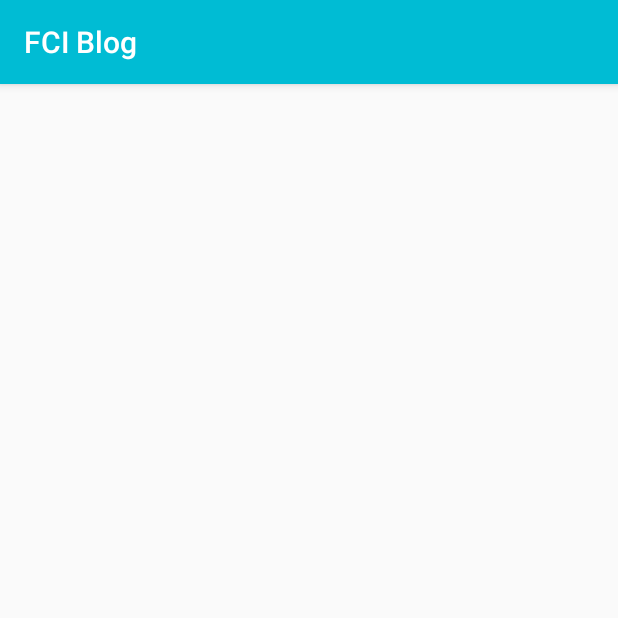
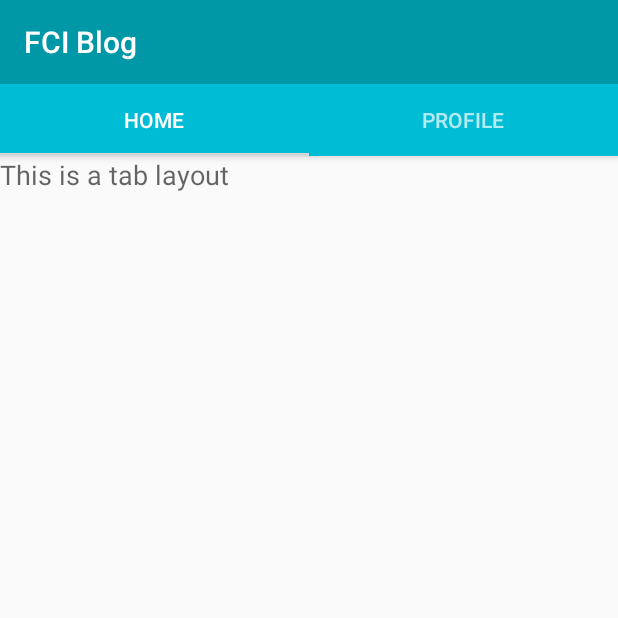
Before and after one commit to Abdelsattar/FCIblog, an Android app: the HomeActivity screen opened directly, with no data from a screen before it, on a phone screen of 412 x 824 dp, the top half of it. Run offline under Robolectric (Android 15) with nearby library versions, the phone set to English and light mode, and no system bars; our stand-ins replace ButterKnife.

Commit message:
Steup Home Tabs

```diff
--- a/app/build.gradle
+++ b/app/build.gradle
@@ -28,6 +28,9 @@ dependencies {
     compile 'com.jakewharton:butterknife:8.4.0'
     apt 'com.jakewharton:butterknife-compiler:8.4.0'
     compile 'com.github.dmytrodanylyk.circular-progress-button:library:1.1.3'
-
+    compile ('com.github.florent37:materialviewpager:1.2.0@aar'){
+        transitive = true
+    }
+    compile 'com.android.support:design:24.2.1'
 
 }
--- /dev/null
+++ b/app/src/main/java/com/sattar/fciblog/Fragments/ProfileFragment.java
@@ -0,0 +1,20 @@
+package com.sattar.fciblog.Fragments;
+
+import android.os.Bundle;
+import android.support.v4.app.Fragment;
+import android.view.LayoutInflater;
+import android.view.View;
+import android.view.ViewGroup;
+
+import com.sattar.fciblog.R;
+
+
+/**
+ * Created by sattar on 19/09/16.
+ */
+public class ProfileFragment extends Fragment {
+    @Override
+    public View onCreateView(LayoutInflater inflater, ViewGroup container, Bundle savedInstanceState) {
+        return inflater.inflate(R.layout.fragment_profile,container, false);
+    }
+}
--- /dev/null
+++ b/app/src/main/java/com/sattar/fciblog/Helpers/ViewPagerAdapter.java
@@ -0,0 +1,41 @@
+package com.sattar.fciblog.Helpers;
+
+import android.support.v4.app.Fragment;
+import android.support.v4.app.FragmentManager;
+import android.support.v4.app.FragmentPagerAdapter;
+
+import java.util.ArrayList;
+import java.util.List;
+
+/**
+ * Created by sattar on 19/09/16.
+ */
+public class ViewPagerAdapter  extends FragmentPagerAdapter {
+    private final List<Fragment> mFragmentList = new ArrayList<>();
+    private final List<String> mFragmentTitleList = new ArrayList<>();
+
+    public ViewPagerAdapter(FragmentManager manager) {
+        super(manager);
+    }
+
+    @Override
+    public Fragment getItem(int position) {
+        return mFragmentList.get(position);
+    }
+
+    @Override
+    public int getCount() {
+        return mFragmentList.size();
+    }
+
+    public void addFragment(Fragment fragment, String title) {
+        mFragmentList.add(fragment);
+        mFragmentTitleList.add(title);
+    }
+
+    @Override
+    public CharSequence getPageTitle(int position) {
+        return mFragmentTitleList.get(position);
+    }
+
+}
--- a/app/src/main/java/com/sattar/fciblog/HomeActivity.java
+++ b/app/src/main/java/com/sattar/fciblog/HomeActivity.java
@@ -1,13 +1,99 @@
 package com.sattar.fciblog;
 
+import android.os.Bundle;
+import android.support.design.widget.TabLayout;
+import android.support.v4.view.ViewPager;
 import android.support.v7.app.AppCompatActivity;
-import android.os.Bundle;
+import android.support.v7.widget.Toolbar;
+
+import com.sattar.fciblog.Fragments.ProfileFragment;
+import com.sattar.fciblog.Helpers.ViewPagerAdapter;
+
+import butterknife.BindView;
+import butterknife.ButterKnife;
 
 public class HomeActivity extends AppCompatActivity {
+
+    @BindView(R.id.toolbar)
+   Toolbar toolbar;
+
+    @BindView(R.id.viewpager)
+    ViewPager viewPager;
+
+    @BindView(R.id.tabs)
+    TabLayout tabLayout;
+    private ViewPagerAdapter adapter;
 
     @Override
     protected void onCreate(Bundle savedInstanceState) {
         super.onCreate(savedInstanceState);
         setContentView(R.layout.activity_home);
+        initUI();
     }
+
+    void initUI() {
+        ButterKnife.bind(this);
+        setSupportActionBar(toolbar);
+        setupViewPager();
+    }
+
+    private void setupViewPager() {
+        adapter = new ViewPagerAdapter(getSupportFragmentManager());
+        adapter.addFragment(new ProfileFragment(), "Home");
+        adapter.addFragment(new ProfileFragment(), "Profile");
+        viewPager.setAdapter(adapter);
+        tabLayout.setupWithViewPager(viewPager);
+    }
+//
+//    void anot() {
+//
+//        viewPagerAdapter = new ViewPagerAdapter(getSupportFragmentManager());
+//        viewPager.setAdapter(viewPagerAdapter);
+//        setSupportActionBar(toolbar);
+//
+//        /*
+//        TabLayout.newTab() method creates a tab view, Now a Tab view is not the view
+//        which is below the tabs, its the tab itself.
+//         */
+//
+//        final TabLayout.Tab home = tabLayout.newTab();
+//        final TabLayout.Tab inbox = tabLayout.newTab();
+//        final TabLayout.Tab star = tabLayout.newTab();
+//
+//        /*
+//        Setting Title text for our tabs respectively
+//         */
+//
+//        home.setText("Home");
+//        inbox.setText("Inbox");
+//        star.setText("Star");
+//
+//        /*
+//        Adding the tab view to our tablayout at appropriate positions
+//        As I want home at first position I am passing home and 0 as argument to
+//        the tablayout and like wise for other tabs as well
+//         */
+//        tabLayout.addTab(home, 0);
+//        tabLayout.addTab(inbox, 1);
+//        tabLayout.addTab(star, 2);
+//
+//        /*
+//        TabTextColor sets the color for the title of the tabs, passing a ColorStateList here makes
+//        tab change colors in different situations such as selected, active, inactive etc
+//
+//        TabIndicatorColor sets the color for the indiactor below the tabs
+//         */
+//
+//        tabLayout.setTabTextColors(ContextCompat.getColorStateList(this, R.color.tab_selector));
+//        tabLayout.setSelectedTabIndicatorColor(ContextCompat.getColor(this, R.color.indicator));
+//
+//        /*
+//        Adding a onPageChangeListener to the viewPager
+//        1st we add the PageChangeListener and pass a TabLayoutPageChangeListener so that Tabs Selection
+//        changes when a viewpager page changes.
+//         */
+//
+//        viewPager.addOnPageChangeListener(new TabLayout.TabLayoutOnPageChangeListener(tabLayout));
+//
+//    }
 }
--- a/app/src/main/java/com/sattar/fciblog/LoginActivity.java
+++ b/app/src/main/java/com/sattar/fciblog/LoginActivity.java
@@ -49,7 +49,9 @@ public class LoginActivity extends AppCompatActivity implements View.OnClickList
         switch (v.getId()) {
 
             case R.id.login_loginBT: {
-                login();
+//                login();
+                startActivity(new Intent(this, HomeActivity.class));
+
                 break;
             }
             case R.id.login_signUpTV: {
--- /dev/null
+++ b/app/src/main/res/drawable/tab_selector.xml
@@ -0,0 +1,7 @@
+<?xml version="1.0" encoding="utf-8"?>
+<selector xmlns:android="http://schemas.android.com/apk/res/android">
+    <item android:drawable="@android:color/white" android:state_selected="true" android:color="@android:color/white" />
+    <item android:drawable="@android:color/white" android:state_focused="true" android:color="@android:color/white" />
+    <item android:drawable="@android:color/white" android:state_pressed="true" android:color="@android:color/white" />
+    <item android:drawable="@android:color/darker_gray" android:color="@android:color/darker_gray" />
+</selector>
--- a/app/src/main/res/layout/activity_home.xml
+++ b/app/src/main/res/layout/activity_home.xml
@@ -1,12 +1,38 @@
 <?xml version="1.0" encoding="utf-8"?>
-<RelativeLayout xmlns:android="http://schemas.android.com/apk/res/android"
+<android.support.design.widget.CoordinatorLayout xmlns:android="http://schemas.android.com/apk/res/android"
+    xmlns:app="http://schemas.android.com/apk/res-auto"
     xmlns:tools="http://schemas.android.com/tools"
+    android:id="@+id/coordinatorLayout"
     android:layout_width="match_parent"
     android:layout_height="match_parent"
-    android:paddingBottom="@dimen/activity_vertical_margin"
-    android:paddingLeft="@dimen/activity_horizontal_margin"
-    android:paddingRight="@dimen/activity_horizontal_margin"
-    android:paddingTop="@dimen/activity_vertical_margin"
     tools:context="com.sattar.fciblog.HomeActivity">
 
-</RelativeLayout>
+    <android.support.design.widget.AppBarLayout
+        android:layout_width="match_parent"
+        android:layout_height="wrap_content"
+        android:theme="@style/ThemeOverlay.AppCompat.Dark.ActionBar">
+
+        <android.support.v7.widget.Toolbar
+            android:id="@+id/toolbar"
+            android:layout_width="match_parent"
+            android:layout_height="?attr/actionBarSize"
+            android:background="?attr/colorPrimaryDark"
+            app:popupTheme="@style/ThemeOverlay.AppCompat.Light" />
+
+        <android.support.design.widget.TabLayout
+            android:id="@+id/tabs"
+            android:layout_width="match_parent"
+            android:layout_height="wrap_content"
+            android:background="?attr/colorPrimary"
+            app:tabGravity="fill"
+            app:tabMode="fixed" />
+
+    </android.support.design.widget.AppBarLayout>
+
+    <android.support.v4.view.ViewPager
+        android:id="@+id/viewpager"
+        android:layout_width="match_parent"
+        android:layout_height="match_parent"
+        app:layout_behavior="@string/appbar_scrolling_view_behavior" />
+
+</android.support.design.widget.CoordinatorLayout>
--- /dev/null
+++ b/app/src/main/res/layout/fragment_profile.xml
@@ -0,0 +1,15 @@
+<?xml version="1.0" encoding="utf-8"?>
+<LinearLayout xmlns:android="http://schemas.android.com/apk/res/android"
+    android:orientation="vertical" android:layout_width="match_parent"
+    android:layout_height="match_parent">
+
+
+    <TextView
+        android:layout_width="wrap_content"
+        android:layout_height="wrap_content"
+        android:textAppearance="?android:attr/textAppearanceMedium"
+        android:text="This is a tab layout"
+        android:id="@+id/textView"
+        android:layout_centerVertical="true"
+        android:layout_centerHorizontal="true" />
+</LinearLayout>
--- a/app/src/main/res/values/dimens.xml
+++ b/app/src/main/res/values/dimens.xml
@@ -9,5 +9,4 @@
     <dimen name="normal">16dp</dimen>
 
 
-
 </resources>
--- a/app/src/main/res/values/strings.xml
+++ b/app/src/main/res/values/strings.xml
@@ -10,4 +10,5 @@
     <string name="user_name">User Name</string>
     <string name="email">Email</string>
     <string name="password">Password</string>
+    <string name="title_activity_home_screen">HomeScreen</string>
 </resources>
--- a/app/src/main/res/values/styles.xml
+++ b/app/src/main/res/values/styles.xml
@@ -1,12 +1,12 @@
-<resources>
+<resources xmlns:tools="http://schemas.android.com/tools">
 
     <!-- Base application theme. -->
-    <style name="AppTheme" parent="Theme.AppCompat.Light.DarkActionBar">
-        <!-- Customize your theme here. -->
-        <item name="colorPrimary">@color/colorPrimary</item>
-        <item name="colorPrimaryDark">@color/colorPrimaryDark</item>
-        <item name="colorAccent">@color/colorAccent</item>
-    </style>
+    <!--<style name="AppTheme" parent="Theme.AppCompat.Light.DarkActionBar">-->
+        <!--&lt;!&ndash; Customize your theme here. &ndash;&gt;-->
+        <!--<item name="colorPrimary">@color/colorPrimary</item>-->
+        <!--<item name="colorPrimaryDark">@color/colorPrimaryDark</item>-->
+        <!--<item name="colorAccent">@color/colorAccent</item>-->
+    <!--</style>-->
 
     <style name="AppTheme.NoActionBar" parent="Theme.AppCompat.Light.NoActionBar">
         <!-- Customize your theme here. -->
@@ -15,4 +15,41 @@
         <item name="colorAccent">@color/colorAccent</item>
     </style>
 
+    <style name="AppBaseTheme" parent="@style/Theme.AppCompat.Light">
+    </style>
+
+    <style name="AppTheme" parent="AppBaseTheme">
+
+        <item name="android:textColorPrimary">@android:color/white</item>
+        <item name="drawerArrowStyle">@style/DrawerArrowStyle</item>
+        <item name="android:windowTranslucentStatus" tools:targetApi="21">true</item>
+
+        <item name="android:windowContentOverlay">@null</item>
+        <item name="windowActionBar">false</item>
+        <item name="windowNoTitle">true</item>
+
+        <!-- Toolbar Theme / Apply white arrow -->
+        <item name="colorControlNormal">@android:color/white</item>
+        <item name="actionBarTheme">@style/AppTheme.ActionBarTheme</item>
+
+        <!-- Material Theme -->
+        <item name="colorPrimary">@color/colorPrimary</item>
+        <item name="colorPrimaryDark">@color/colorPrimaryDark</item>
+        <item name="colorAccent">@color/accent_color</item>
+
+        <item name="android:navigationBarColor" tools:targetApi="21">@color/navigationBarColor</item>
+        <item name="android:windowDrawsSystemBarBackgrounds" tools:targetApi="21">true</item>
+
+    </style>
+
+    <style name="AppTheme.ActionBarTheme" parent="@style/ThemeOverlay.AppCompat.ActionBar">
+        <!-- White arrow -->
+        <item name="colorControlNormal">@android:color/white</item>
+    </style>
+
+    <style name="DrawerArrowStyle" parent="Widget.AppCompat.DrawerArrowToggle">
+        <item name="spinBars">true</item>
+        <item name="color">@color/drawerArrowColor</item>
+    </style>
+
 </resources>
```
Also changed, not shown: app/src/main/AndroidManifest.xml (+9 -6 lines).
